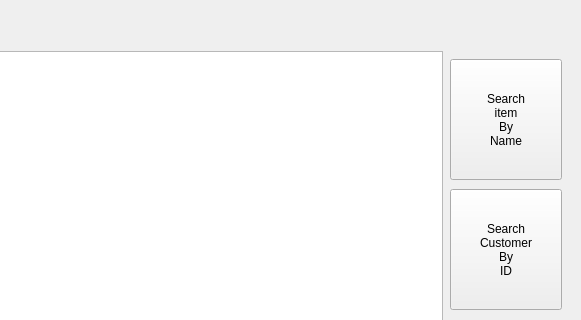
First picture: the form in mainwindow.ui, repository supojen/Bulk_Club, before the edit; both pictures show x 219 to 800 and y 0 to 320 of the 800 by 600 pixel window.
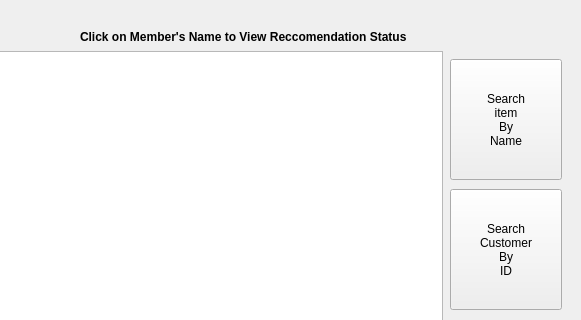
Second picture: the form after the edit.

Patch:
```diff
--- a/mainwindow.ui
+++ b/mainwindow.ui
@@ -594,6 +594,19 @@
 Transactions</string>
         </property>
        </widget>
+       <widget class="QLabel" name="label_16">
+        <property name="geometry">
+         <rect>
+          <x>290</x>
+          <y>20</y>
+          <width>381</width>
+          <height>16</height>
+         </rect>
+        </property>
+        <property name="text">
+         <string>&lt;html&gt;&lt;head/&gt;&lt;body&gt;&lt;p&gt;&lt;span style=&quot; font-weight:600;&quot;&gt;Click on Member's Name to View Reccomendation Status&lt;/span&gt;&lt;/p&gt;&lt;/body&gt;&lt;/html&gt;</string>
+        </property>
+       </widget>
       </widget>
       <widget class="QWidget" name="TransitionalAdminPage">
        <widget class="QWidget" name="layoutWidget">
```
